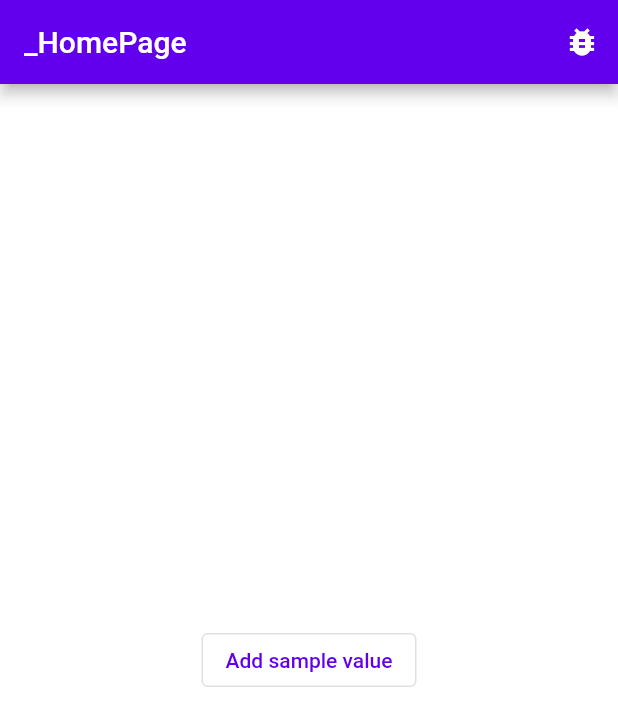
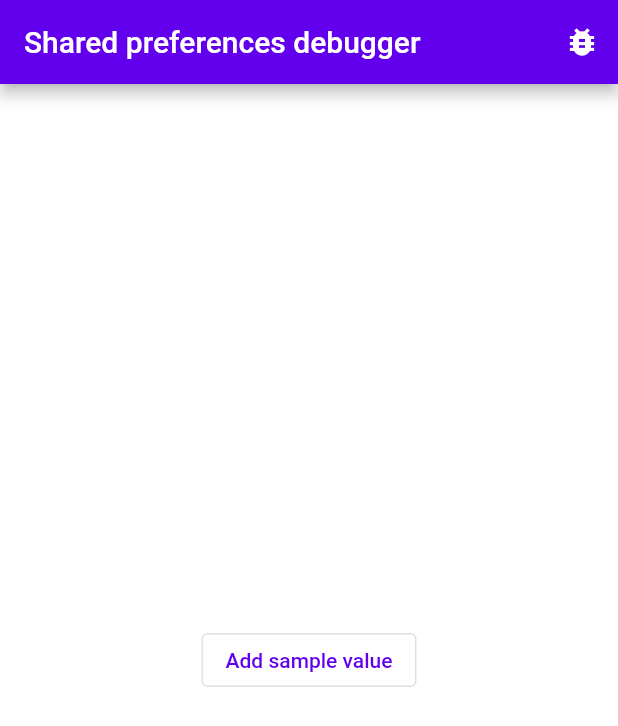
Before and after one commit to htsuruo/shared_preferences_debugger, a Flutter app: the screen it shows after launch, on a phone screen of 412 x 824 dp. Shown: the top 726 px of the screen. Run offline on Flutter 3.47's test engine with Material 2 defaults, Android fonts, the phone set to English and light mode, and no system bars; our stand-ins replace shared_preferences.

Commit message:
Refactor example

```diff
--- a/example/lib/main.dart
+++ b/example/lib/main.dart
@@ -13,31 +13,24 @@ class MyApp extends StatelessWidget {
 
   @override
   Widget build(BuildContext context) {
+    const title = 'Shared preferences debugger';
     return MaterialApp(
-      title: 'Shared preferences debugger',
+      title: title,
       theme: ThemeData.from(
         colorScheme: const ColorScheme.light(),
       ),
-      home: const _HomePage(),
-    );
-  }
-}
-
-class _HomePage extends StatelessWidget {
-  const _HomePage();
-  @override
-  Widget build(BuildContext context) {
+      home: Builder(
+        builder: (context) {
           return Scaffold(
             appBar: AppBar(
-        title: Text(
-          runtimeType.toString(),
-        ),
+              title: const Text(title),
               actions: [
                 IconButton(
                   onPressed: () {
                     Navigator.of(context).push<void>(
                       MaterialPageRoute(
-                  builder: (context) => const SharedPreferencesDebugPage(),
+                        builder: (context) =>
+                            const SharedPreferencesDebugPage(),
                         fullscreenDialog: true,
                       ),
                     );
@@ -60,13 +53,17 @@ class _HomePage extends StatelessWidget {
                     ..hideCurrentSnackBar()
                     ..showSnackBar(
                       SnackBar(
-                  content: Text('Set keyValue: $success -> {$key, $value}'),
+                        content:
+                            Text('Set keyValue: $success -> {$key, $value}'),
                         behavior: SnackBarBehavior.floating,
                       ),
                     );
                 },
                 child: const Text('Add sample value'),
               ),
+            ),
+          );
+        },
       ),
     );
   }
```
Lines whose indentation alone changed are shown as unchanged.
